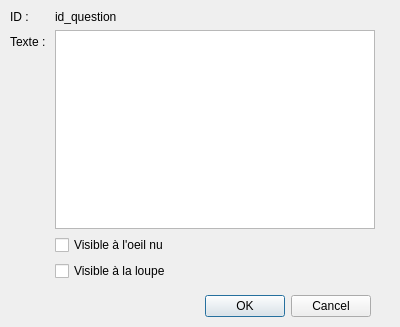
Qt form app_pc/ProjetCo_AppPC/modifquestionwindow.ui (AnceretMatthieu/bebete) before a commit.
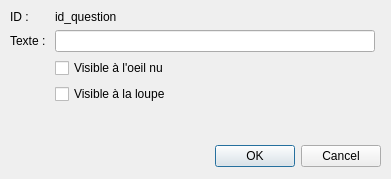
The same form after that commit.

```diff
--- a/app_pc/ProjetCo_AppPC/modifquestionwindow.ui
+++ b/app_pc/ProjetCo_AppPC/modifquestionwindow.ui
@@ -6,8 +6,8 @@
    <rect>
     <x>0</x>
     <y>0</y>
-    <width>400</width>
-    <height>327</height>
+    <width>391</width>
+    <height>179</height>
    </rect>
   </property>
   <property name="windowTitle">
@@ -16,8 +16,8 @@
   <widget class="QDialogButtonBox" name="buttonBox">
    <property name="geometry">
     <rect>
-     <x>30</x>
-     <y>290</y>
+     <x>40</x>
+     <y>140</y>
      <width>341</width>
      <height>32</height>
     </rect>
@@ -35,7 +35,7 @@
      <x>10</x>
      <y>10</y>
      <width>365</width>
-     <height>271</height>
+     <height>121</height>
     </rect>
    </property>
    <layout class="QFormLayout" name="formLayout">
@@ -63,23 +63,23 @@
       </property>
      </widget>
     </item>
-    <item row="1" column="1">
-     <widget class="QTextEdit" name="textEdit"/>
-    </item>
-    <item row="2" column="1">
+    <item row="3" column="1">
      <widget class="QCheckBox" name="checkBox_visibleOeil">
       <property name="text">
        <string>Visible à l'oeil nu</string>
       </property>
      </widget>
     </item>
-    <item row="3" column="1">
+    <item row="4" column="1">
      <widget class="QCheckBox" name="checkBox_visibleLoupe">
       <property name="text">
        <string>Visible à la loupe</string>
       </property>
      </widget>
     </item>
+    <item row="1" column="1">
+     <widget class="QLineEdit" name="lineEdit"/>
+    </item>
    </layout>
   </widget>
  </widget>
```
Left out of the diff: 2 changed lines with no effect on the pictures.
